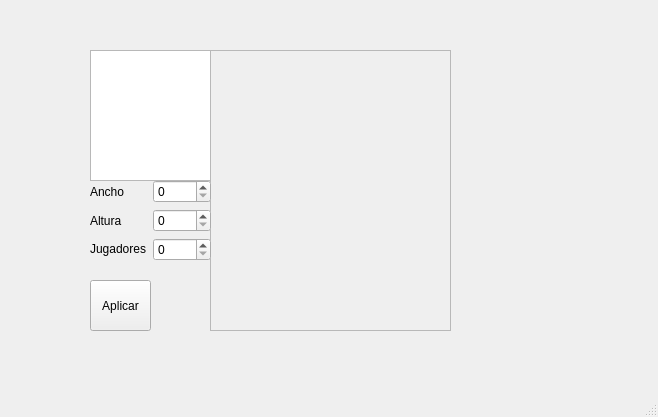
Above: editor_src/Editor/mainwindow.ui from gonzalomartinezs/Wolfenstein3D before the change. Below: the same form after it.
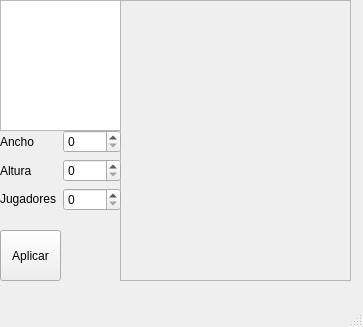
That is the form after the change.

Commit message: genero el template con la itemlist

What changed in the file:
```diff
--- a/editor_src/Editor/mainwindow.ui
+++ b/editor_src/Editor/mainwindow.ui
@@ -6,8 +6,8 @@
    <rect>
     <x>0</x>
     <y>0</y>
-    <width>658</width>
-    <height>417</height>
+    <width>363</width>
+    <height>327</height>
    </rect>
   </property>
   <property name="windowTitle">
@@ -17,8 +17,8 @@
    <widget class="QListView" name="listView">
     <property name="geometry">
      <rect>
-      <x>90</x>
-      <y>50</y>
+      <x>0</x>
+      <y>0</y>
       <width>121</width>
       <height>131</height>
      </rect>
@@ -27,9 +27,9 @@
    <widget class="QScrollArea" name="scrollArea">
     <property name="geometry">
      <rect>
-      <x>210</x>
-      <y>50</y>
-      <width>241</width>
+      <x>120</x>
+      <y>0</y>
+      <width>231</width>
       <height>281</height>
      </rect>
     </property>
@@ -41,7 +41,7 @@
       <rect>
        <x>0</x>
        <y>0</y>
-       <width>239</width>
+       <width>229</width>
        <height>279</height>
       </rect>
      </property>
@@ -50,8 +50,8 @@
    <widget class="QWidget" name="widget" native="true">
     <property name="geometry">
      <rect>
-      <x>150</x>
-      <y>280</y>
+      <x>60</x>
+      <y>230</y>
       <width>61</width>
       <height>51</height>
      </rect>
@@ -60,8 +60,8 @@
    <widget class="QWidget" name="formLayoutWidget">
     <property name="geometry">
      <rect>
-      <x>90</x>
-      <y>180</y>
+      <x>0</x>
+      <y>130</y>
       <width>121</width>
       <height>101</height>
      </rect>
@@ -102,8 +102,8 @@
    <widget class="QPushButton" name="pushButton">
     <property name="geometry">
      <rect>
-      <x>90</x>
-      <y>280</y>
+      <x>0</x>
+      <y>230</y>
       <width>61</width>
       <height>51</height>
      </rect>
```
Left out of the diff: 2 changed lines with no effect on the pictures. The commit also changes 2 other files.
